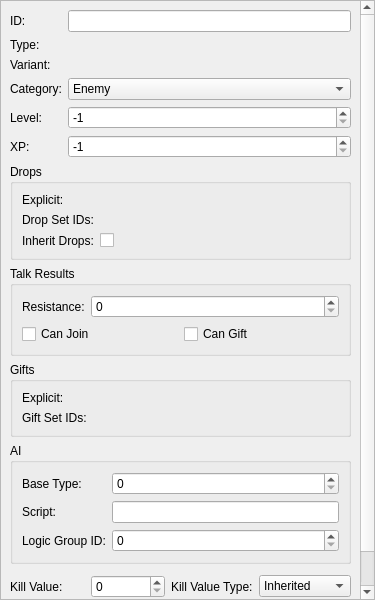
This is tools/cathedral/ui/Spawn.ui in comphack/comp_hack as Qt 5 draws it before an edit. The edited form follows.
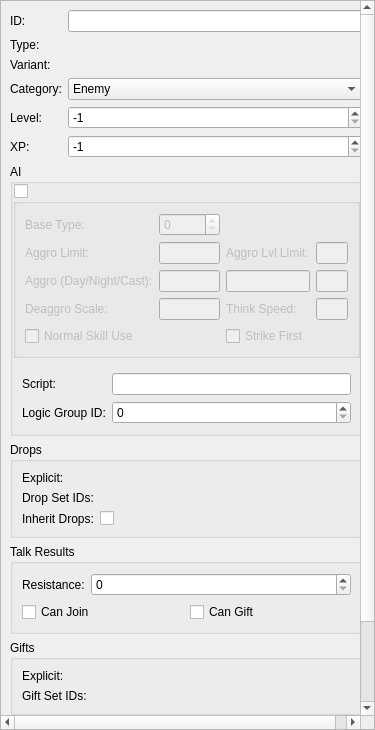
This is the edited form. Custom widgets are drawn as their Qt base class.

Commit message: Adding spawn AI info to cathedral and implementing new objgen values

What changed in the file:
```diff
--- a/tools/cathedral/ui/Spawn.ui
+++ b/tools/cathedral/ui/Spawn.ui
@@ -7,7 +7,7 @@
     <x>0</x>
     <y>0</y>
     <width>375</width>
-    <height>600</height>
+    <height>730</height>
    </rect>
   </property>
   <layout class="QVBoxLayout" name="layoutMain">
@@ -34,7 +34,7 @@
         <x>0</x>
         <y>0</y>
         <width>373</width>
-        <height>598</height>
+        <height>728</height>
        </rect>
       </property>
       <layout class="QVBoxLayout" name="layoutScrollArea">
@@ -142,6 +142,199 @@
          </item>
         </layout>
        </item>
+       <item>
+        <widget class="QGroupBox" name="grpAI">
+         <property name="title">
+          <string>AI</string>
+         </property>
+         <layout class="QVBoxLayout" name="grpAILayout">
+          <property name="leftMargin">
+           <number>0</number>
+          </property>
+          <property name="topMargin">
+           <number>0</number>
+          </property>
+          <property name="rightMargin">
+           <number>0</number>
+          </property>
+          <property name="bottomMargin">
+           <number>0</number>
+          </property>
+          <item>
+           <widget class="QGroupBox" name="grpBaseAIType">
+            <property name="title">
+             <string/>
+            </property>
+            <property name="checkable">
+             <bool>true</bool>
+            </property>
+            <property name="checked">
+             <bool>false</bool>
+            </property>
+            <layout class="QGridLayout" name="grpBaseAITypeLayout">
+             <item row="0" column="0">
+              <widget class="QLabel" name="lblBaseAITypeID">
+               <property name="text">
+                <string>Base Type:</string>
+               </property>
+              </widget>
+             </item>
+             <item row="2" column="1">
+              <widget class="QLineEdit" name="aiAggroDay">
+               <property name="readOnly">
+                <bool>true</bool>
+               </property>
+              </widget>
+             </item>
+             <item row="2" column="3">
+              <widget class="QLineEdit" name="aiAggroCast">
+               <property name="readOnly">
+                <bool>true</bool>
+               </property>
+              </widget>
+             </item>
+             <item row="2" column="2">
+              <widget class="QLineEdit" name="aiAggroNight">
+               <property name="readOnly">
+                <bool>true</bool>
+               </property>
+              </widget>
+             </item>
+             <item row="0" column="1">
+              <widget class="QSpinBox" name="baseAIType">
+               <property name="readOnly">
+                <bool>true</bool>
+               </property>
+               <property name="maximum">
+                <number>65535</number>
+               </property>
+              </widget>
+             </item>
+             <item row="2" column="0">
+              <widget class="QLabel" name="lblAggro">
+               <property name="text">
+                <string>Aggro (Day/Night/Cast):</string>
+               </property>
+              </widget>
+             </item>
+             <item row="1" column="2">
+              <widget class="QLabel" name="lblAILevelLimit">
+               <property name="text">
+                <string>Aggro Lvl Limit:</string>
+               </property>
+              </widget>
+             </item>
+             <item row="1" column="0">
+              <widget class="QLabel" name="lblAggroLimit">
+               <property name="text">
+                <string>Aggro Limit:</string>
+               </property>
+              </widget>
+             </item>
+             <item row="1" column="3">
+              <widget class="QLineEdit" name="aiLevelLimit">
+               <property name="readOnly">
+                <bool>true</bool>
+               </property>
+              </widget>
+             </item>
+             <item row="1" column="1">
+              <widget class="QLineEdit" name="aiAggroLimit"/>
+             </item>
+             <item row="3" column="3">
+              <widget class="QLineEdit" name="aiThinkSpeed">
+               <property name="readOnly">
+                <bool>true</bool>
+               </property>
+              </widget>
+             </item>
+             <item row="3" column="2">
+              <widget class="QLabel" name="lblAIThinkSpeed">
+               <property name="text">
+                <string>Think Speed:</string>
+               </property>
+              </widget>
+             </item>
+             <item row="3" column="0">
+              <widget class="QLabel" name="lblDeaggroScale">
+               <property name="text">
+                <string>Deaggro Scale:</string>
+               </property>
+              </widget>
+             </item>
+             <item row="3" column="1">
+              <widget class="QLineEdit" name="aiDeaggroScale">
+               <property name="readOnly">
+                <bool>true</bool>
+               </property>
+              </widget>
+             </item>
+             <item row="4" column="0">
+              <widget class="QCheckBox" name="chkAINormalSkillUse">
+               <property name="text">
+                <string>Normal Skill Use</string>
+               </property>
+               <property name="checkable">
+                <bool>true</bool>
+               </property>
+              </widget>
+             </item>
+             <item row="4" column="2">
+              <widget class="QCheckBox" name="chkAIStrikeFirst">
+               <property name="text">
+                <string>Strike First</string>
+               </property>
+               <property name="checkable">
+                <bool>true</bool>
+               </property>
+              </widget>
+             </item>
+            </layout>
+           </widget>
+          </item>
+          <item>
+           <layout class="QFormLayout" name="grpAILayoutDetails">
+            <property name="leftMargin">
+             <number>9</number>
+            </property>
+            <property name="topMargin">
+             <number>9</number>
+            </property>
+            <property name="rightMargin">
+             <number>9</number>
+            </property>
+            <property name="bottomMargin">
+             <number>9</number>
+            </property>
+            <item row="0" column="1">
+             <widget class="QLineEdit" name="aiScript"/>
+            </item>
+            <item row="1" column="1">
+             <widget class="QSpinBox" name="logicGroupID">
+              <property name="maximum">
+               <number>65535</number>
+              </property>
+             </widget>
+            </item>
+            <item row="0" column="0">
+             <widget class="QLabel" name="lblAIScript">
+              <property name="text">
+               <string>Script:</string>
+              </property>
+             </widget>
+            </item>
+            <item row="1" column="0">
+             <widget class="QLabel" name="lblLogicGroupID">
+              <property name="text">
+               <string>Logic Group ID:</string>
+              </property>
+             </widget>
+            </item>
+           </layout>
+          </item>
+         </layout>
+        </widget>
+       </item>
        <item>
         <widget class="QGroupBox" name="grpDrops">
          <property name="title">
@@ -259,53 +452,6 @@
          </layout>
         </widget>
        </item>
-       <item>
-        <widget class="QGroupBox" name="grpAI">
-         <property name="title">
-          <string>AI</string>
-         </property>
-         <layout class="QFormLayout" name="grpAILayout">
-          <item row="0" column="0">
-           <widget class="QLabel" name="lblBaseAIType">
-            <property name="text">
-             <string>Base Type:</string>
-            </property>
-           </widget>
-          </item>
-          <item row="1" column="0">
-           <widget class="QLabel" name="lblAIScript">
-            <property name="text">
-             <string>Script:</string>
-            </property>
-           </widget>
-          </item>
-          <item row="2" column="0">
-           <widget class="QLabel" name="lblLogicGroupID">
-            <property name="text">
-             <string>Logic Group ID:</string>
-            </property>
-           </widget>
-          </item>
-          <item row="0" column="1">
-           <widget class="QSpinBox" name="baseAIType">
-            <property name="maximum">
-             <number>65535</number>
-            </property>
-           </widget>
-          </item>
-          <item row="1" column="1">
-           <widget class="QLineEdit" name="aiScript"/>
-          </item>
-          <item row="2" column="1">
-           <widget class="QSpinBox" name="logicGroupID">
-            <property name="maximum">
-             <number>65535</number>
-            </property>
-           </widget>
-          </item>
-         </layout>
-        </widget>
-       </item>
        <item>
         <layout class="QGridLayout" name="gridLayout">
          <property name="topMargin">
@@ -389,6 +535,20 @@
            </property>
           </widget>
          </item>
+         <item row="2" column="0">
+          <widget class="QLabel" name="lblValidDQuestTarget">
+           <property name="text">
+            <string>D. Quest Target?:</string>
+           </property>
+          </widget>
+         </item>
+         <item row="2" column="1">
+          <widget class="QCheckBox" name="chkValidDQuestTarget">
+           <property name="text">
+            <string/>
+           </property>
+          </widget>
+         </item>
         </layout>
        </item>
       </layout>
```
The commit also changes 7 other files.
